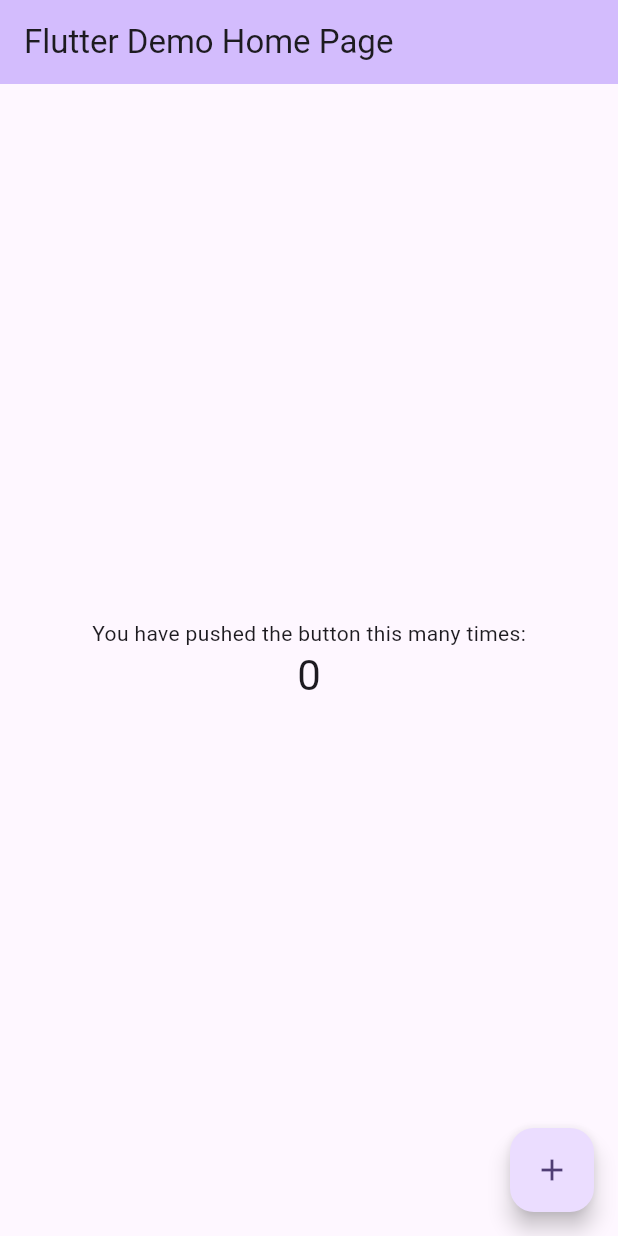
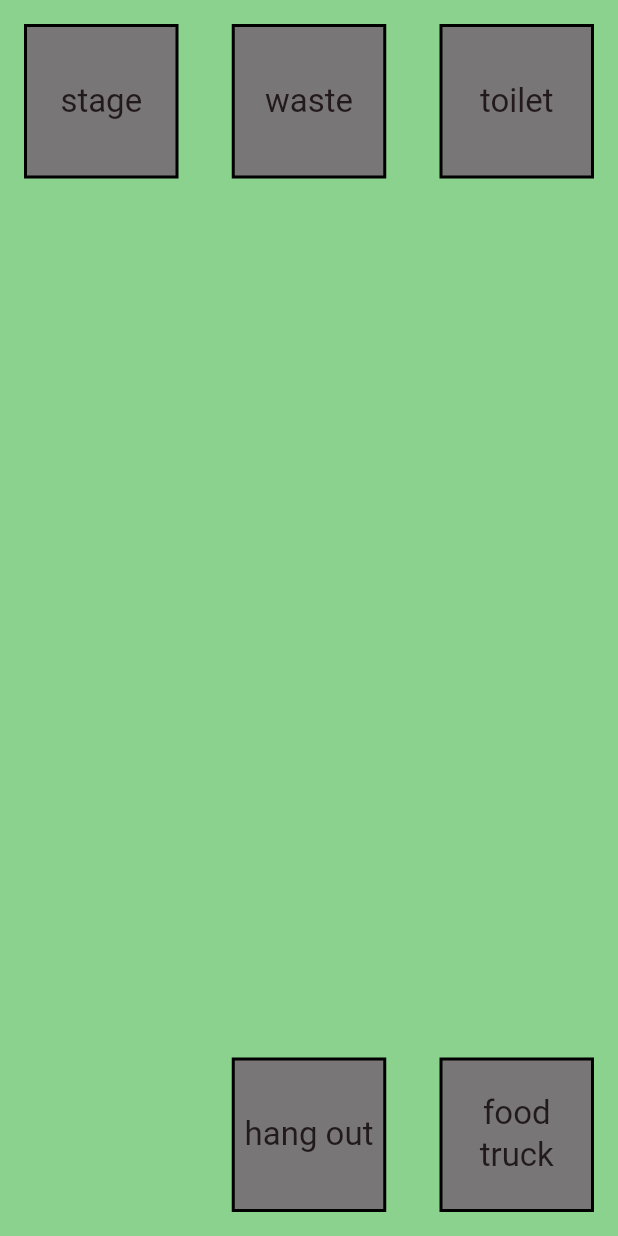
Before and after one commit to Hrisko123/DE-ONTDEK-FABRIEK, a Flutter app: the screen it shows after launch, on a phone screen of 412 x 824 dp. Run offline on Flutter 3.47's test engine with Material 3 defaults, Android fonts, the light colour scheme and no system bars.

Commit message:
map and stage widget

```diff
--- a/deontdekfabriek/lib/main.dart
+++ b/deontdekfabriek/lib/main.dart
@@ -7,116 +7,170 @@ void main() {
 class MyApp extends StatelessWidget {
   const MyApp({super.key});
 
-  // This widget is the root of your application.
   @override
   Widget build(BuildContext context) {
     return MaterialApp(
-      title: 'Flutter Demo',
+      title: 'De Ontdek Fabriek',
       theme: ThemeData(
-        // This is the theme of your application.
-        //
-        // TRY THIS: Try running your application with "flutter run". You'll see
-        // the application has a purple toolbar. Then, without quitting the app,
-        // try changing the seedColor in the colorScheme below to Colors.green
-        // and then invoke "hot reload" (save your changes or press the "hot
-        // reload" button in a Flutter-supported IDE, or press "r" if you used
-        // the command line to start the app).
-        //
-        // Notice that the counter didn't reset back to zero; the application
-        // state is not lost during the reload. To reset the state, use hot
-        // restart instead.
-        //
-        // This works for code too, not just values: Most code changes can be
-        // tested with just a hot reload.
-        colorScheme: ColorScheme.fromSeed(seedColor: Colors.deepPurple),
+        colorScheme: ColorScheme.fromSeed(seedColor: const Color.fromARGB(255, 0, 0, 0)),
       ),
-      home: const MyHomePage(title: 'Flutter Demo Home Page'),
+      home: const MyHomePage(),
     );
   }
 }
 
 class MyHomePage extends StatefulWidget {
-  const MyHomePage({super.key, required this.title});
-
-  // This widget is the home page of your application. It is stateful, meaning
-  // that it has a State object (defined below) that contains fields that affect
-  // how it looks.
-
-  // This class is the configuration for the state. It holds the values (in this
-  // case the title) provided by the parent (in this case the App widget) and
-  // used by the build method of the State. Fields in a Widget subclass are
-  // always marked "final".
-
-  final String title;
+  const MyHomePage({super.key});
 
   @override
   State<MyHomePage> createState() => _MyHomePageState();
 }
 
 class _MyHomePageState extends State<MyHomePage> {
-  int _counter = 0;
-
-  void _incrementCounter() {
-    setState(() {
-      // This call to setState tells the Flutter framework that something has
-      // changed in this State, which causes it to rerun the build method below
-      // so that the display can reflect the updated values. If we changed
-      // _counter without calling setState(), then the build method would not be
-      // called again, and so nothing would appear to happen.
-      _counter++;
-    });
+  void _navigateToStage() {
+    Navigator.of(context).push(
+      MaterialPageRoute(
+        builder: (context) => const StagePage(),
+      ),
+    );
   }
 
   @override
   Widget build(BuildContext context) {
-    // This method is rerun every time setState is called, for instance as done
-    // by the _incrementCounter method above.
-    //
-    // The Flutter framework has been optimized to make rerunning build methods
-    // fast, so that you can just rebuild anything that needs updating rather
-    // than having to individually change instances of widgets.
+    final squareSize = MediaQuery.of(context).size.width * 0.25;
+
     return Scaffold(
-      appBar: AppBar(
-        // TRY THIS: Try changing the color here to a specific color (to
-        // Colors.amber, perhaps?) and trigger a hot reload to see the AppBar
-        // change color while the other colors stay the same.
-        backgroundColor: Theme.of(context).colorScheme.inversePrimary,
-        // Here we take the value from the MyHomePage object that was created by
-        // the App.build method, and use it to set our appbar title.
-        title: Text(widget.title),
+      backgroundColor: const Color.fromARGB(255, 139, 210, 142),
+      body: Stack(
+        children: [
+
+          Positioned(
+            top: 16,
+            left: 16,
+            child: GestureDetector(
+              onTap: _navigateToStage,
+              child: Container(
+                width: squareSize,
+                height: squareSize,
+                decoration: BoxDecoration(
+                  border: Border.all(color: Colors.black, width: 2),
+                  color: const Color.fromARGB(255, 120, 118, 118),
+                ),
+                child: Center(
+                  child: Text(
+                    'stage',
+                    style: Theme.of(context).textTheme.titleLarge,
+                  ),
+                ),
+              ),
+            ),
+          ),
+
+          Positioned(
+            top: 16,
+            right: 16,
+            child: Container(
+              width: squareSize,
+              height: squareSize,
+              decoration: BoxDecoration(
+                border: Border.all(color: Colors.black, width: 2),
+                color: const Color.fromARGB(255, 120, 118, 118),
+              ),
+              child: Center(
+                child: Text(
+                  'toilet',
+                  style: Theme.of(context).textTheme.titleLarge,
+                ),
+              ),
+            ),
+          ),
+
+          Positioned(
+            top: 16,
+            left: 0,
+            right: 0,
+            child: Center(
+              child: Container(
+                width: squareSize,
+                height: squareSize,
+                decoration: BoxDecoration(
+                  border: Border.all(color: Colors.black, width: 2),
+                  color: const Color.fromARGB(255, 120, 118, 118),
+                ),
+                child: Center(
+                  child: Text(
+                    'waste',
+                    style: Theme.of(context).textTheme.titleLarge,
+                  ),
+                ),
+              ),
+            ),
+          ),
+
+          Positioned(
+            bottom: 16,
+            left: 0,
+            right: 0,
+            child: Center(
+              child: Container(
+                width: squareSize,
+                height: squareSize,
+                decoration: BoxDecoration(
+                  border: Border.all(color: Colors.black, width: 2),
+                  color: const Color.fromARGB(255, 120, 118, 118),
+                ),
+                child: Center(
+                  child: Text(
+                    'hang out',
+                    style: Theme.of(context).textTheme.titleLarge,
+                  ),
+                ),
+              ),
+            ),
+          ),
+
+          Positioned(
+            bottom: 16,
+            right: 16,
+            child: Container(
+              width: squareSize,
+              height: squareSize,
+              decoration: BoxDecoration(
+                border: Border.all(color: Colors.black, width: 2),
+                color: const Color.fromARGB(255, 120, 118, 118),
+              ),
+              child: Center(
+                child: Text(
+                  'food truck',
+                  style: Theme.of(context).textTheme.titleLarge,
+                  textAlign: TextAlign.center,
+                ),
+              ),
+            ),
+          ),
+        ],
       ),
-      body: Center(
-        // Center is a layout widget. It takes a single child and positions it
-        // in the middle of the parent.
-        child: Column(
-          // Column is also a layout widget. It takes a list of children and
-          // arranges them vertically. By default, it sizes itself to fit its
-          // children horizontally, and tries to be as tall as its parent.
-          //
-          // Column has various properties to control how it sizes itself and
-          // how it positions its children. Here we use mainAxisAlignment to
-          // center the children vertically; the main axis here is the vertical
-          // axis because Columns are vertical (the cross axis would be
-          // horizontal).
-          //
-          // TRY THIS: Invoke "debug painting" (choose the "Toggle Debug Paint"
-          // action in the IDE, or press "p" in the console), to see the
-          // wireframe for each widget.
-          mainAxisAlignment: MainAxisAlignment.center,
-          children: <Widget>[
-            const Text('You have pushed the button this many times:'),
-            Text(
-              '$_counter',
-              style: Theme.of(context).textTheme.headlineMedium,
-            ),
-          ],
-        ),
-      ),
-      floatingActionButton: FloatingActionButton(
-        onPressed: _incrementCounter,
-        tooltip: 'Increment',
-        child: const Icon(Icons.add),
-      ), // This trailing comma makes auto-formatting nicer for build methods.
     );
   }
 }
+
+class StagePage extends StatelessWidget {
+  const StagePage({super.key});
+
+  @override
+  Widget build(BuildContext context) {
+    return Scaffold(
+      backgroundColor: const Color.fromARGB(255, 139, 210, 142),
+      appBar: AppBar(
+        title: const Text('Stage'),
+        backgroundColor: const Color.fromARGB(255, 120, 118, 118),
+      ),
+      body: const Center(
+        child: Text(
+          '1',
+          style: TextStyle(fontSize: 24),
+        ),
+      ),
+    );
+  }
+}
```
